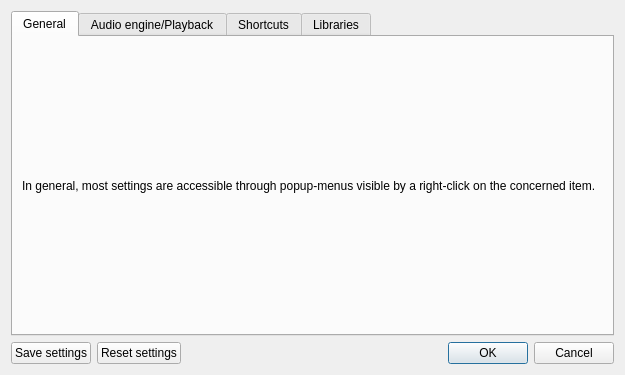
Old version of the form src/wdialogsettings.ui in the repository gillesdegottex/dfasma.
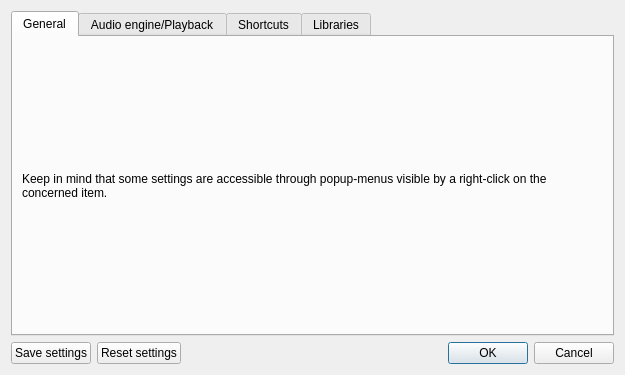
New version of the form.

```diff
--- a/src/wdialogsettings.ui
+++ b/src/wdialogsettings.ui
@@ -40,7 +40,7 @@
        <item>
         <widget class="QLabel" name="label_3">
          <property name="text">
-          <string>&lt;html&gt;&lt;head/&gt;&lt;body&gt;&lt;p&gt;In general, most settings are accessible through popup-menus visible by a right-click on the concerned item.&lt;/p&gt;&lt;/body&gt;&lt;/html&gt;</string>
+          <string>&lt;html&gt;&lt;head/&gt;&lt;body&gt;&lt;p&gt;Keep in mind that some settings are accessible through popup-menus visible by a right-click on the concerned item.&lt;/p&gt;&lt;/body&gt;&lt;/html&gt;</string>
          </property>
          <property name="wordWrap">
           <bool>true</bool>
```
